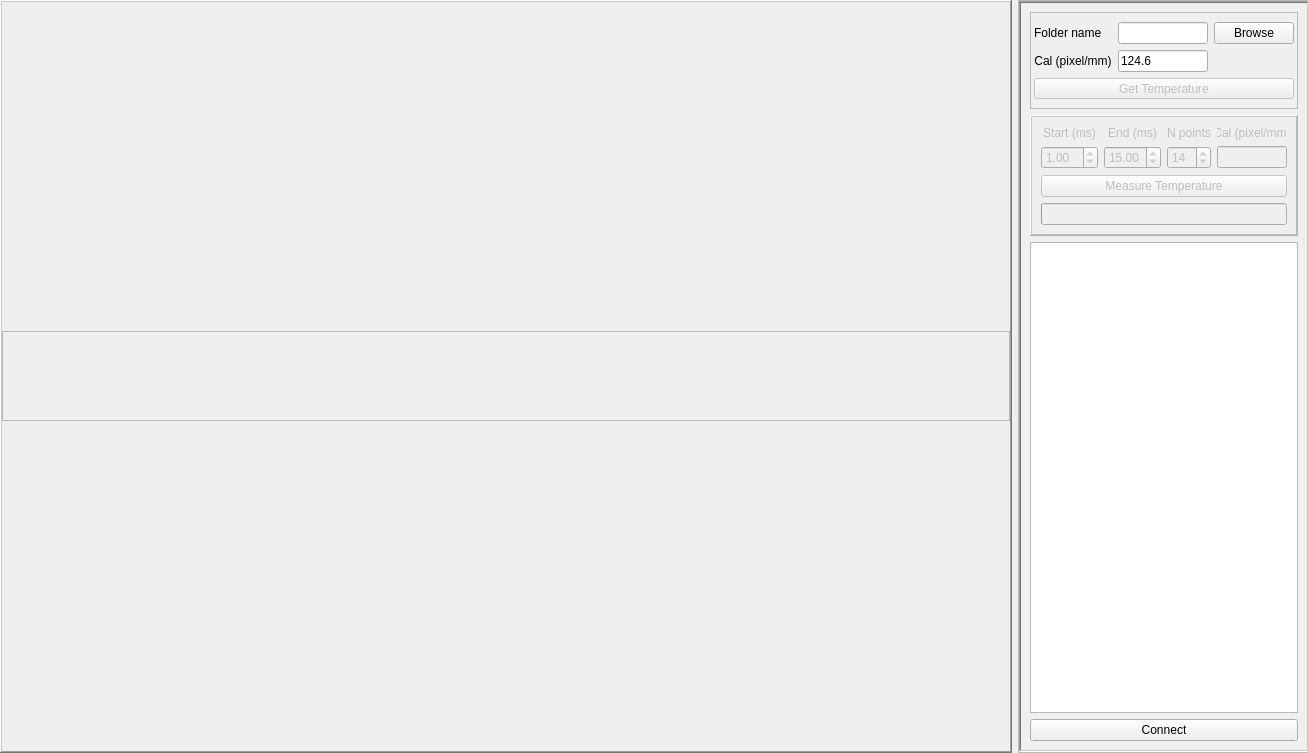
Qt form widgets/temperature/gui.ui (JeremyQO/GUI-Experiment) before a commit.
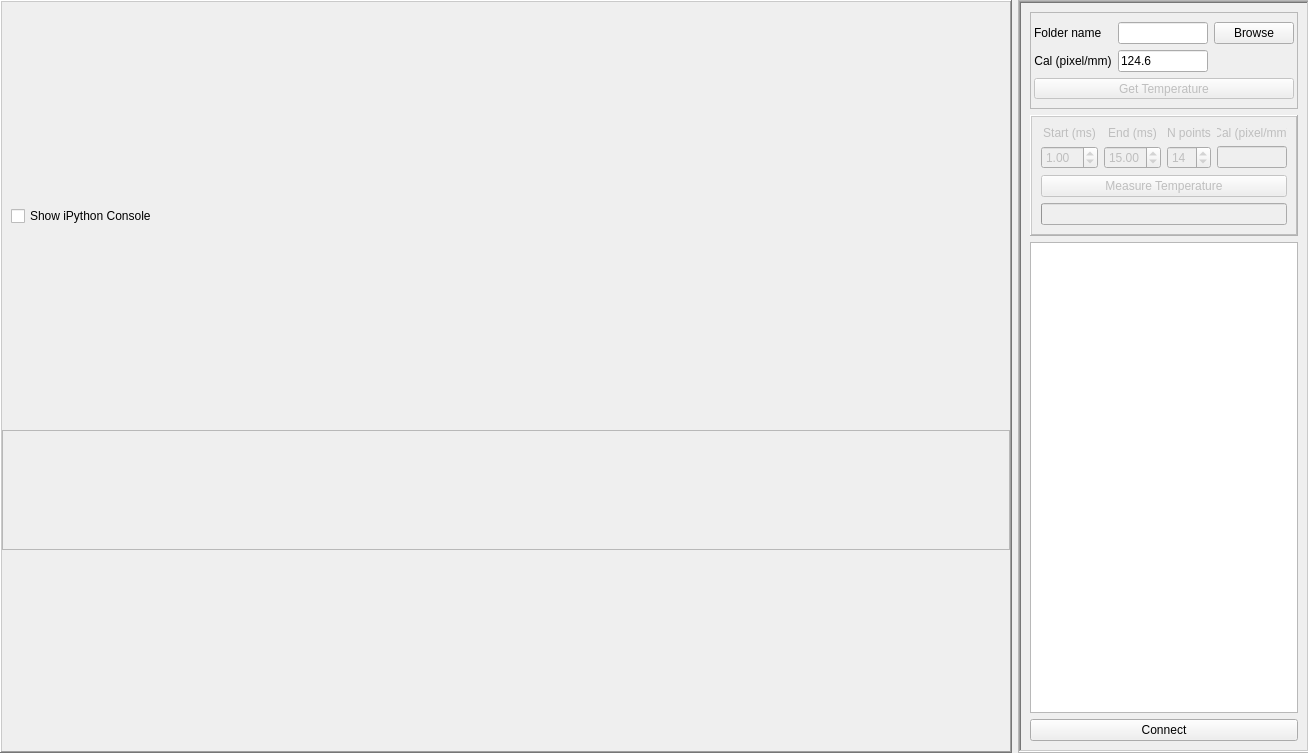
The same form after that commit.

Commit message:
Added show/hide iPython console
Added checkbox that toggles wether the iPython console is showed or not.

Patch:
```diff
--- a/widgets/temperature/gui.ui
+++ b/widgets/temperature/gui.ui
@@ -37,7 +37,10 @@
      <property name="frameShadow">
       <enum>QFrame::Raised</enum>
      </property>
-     <layout class="QGridLayout" name="gridLayout">
+     <layout class="QVBoxLayout" name="verticalLayout_4">
+      <property name="spacing">
+       <number>0</number>
+      </property>
       <property name="leftMargin">
        <number>0</number>
       </property>
@@ -50,10 +53,41 @@
       <property name="bottomMargin">
        <number>0</number>
       </property>
-      <property name="spacing">
-       <number>0</number>
-      </property>
-      <item row="1" column="0" colspan="2">
+      <item>
+       <layout class="QGridLayout" name="verticalLayout_mpl"/>
+      </item>
+      <item>
+       <widget class="QWidget" name="widget" native="true">
+        <property name="enabled">
+         <bool>true</bool>
+        </property>
+        <property name="maximumSize">
+         <size>
+          <width>16777215</width>
+          <height>30</height>
+         </size>
+        </property>
+        <layout class="QHBoxLayout" name="horizontalLayout_2">
+         <property name="topMargin">
+          <number>0</number>
+         </property>
+         <property name="bottomMargin">
+          <number>0</number>
+         </property>
+         <item alignment="Qt::AlignVCenter">
+          <widget class="QCheckBox" name="checkBox_iPython">
+           <property name="enabled">
+            <bool>true</bool>
+           </property>
+           <property name="text">
+            <string>Show iPython Console</string>
+           </property>
+          </widget>
+         </item>
+        </layout>
+       </widget>
+      </item>
+      <item>
        <widget class="QFrame" name="frame_3">
         <property name="enabled">
          <bool>true</bool>
@@ -61,7 +95,7 @@
         <property name="maximumSize">
          <size>
           <width>16777215</width>
-          <height>90</height>
+          <height>120</height>
          </size>
         </property>
         <property name="frameShape">
@@ -70,7 +104,7 @@
         <property name="frameShadow">
          <enum>QFrame::Raised</enum>
         </property>
-        <layout class="QHBoxLayout" name="horizontalLayout_2">
+        <layout class="QVBoxLayout" name="verticalLayout_2">
          <property name="leftMargin">
           <number>2</number>
          </property>
@@ -89,9 +123,6 @@
         </layout>
        </widget>
       </item>
-      <item row="0" column="0" colspan="2">
-       <layout class="QGridLayout" name="verticalLayout_mpl"/>
-      </item>
      </layout>
     </widget>
    </item>
```
The commit also changes 3 other files.
